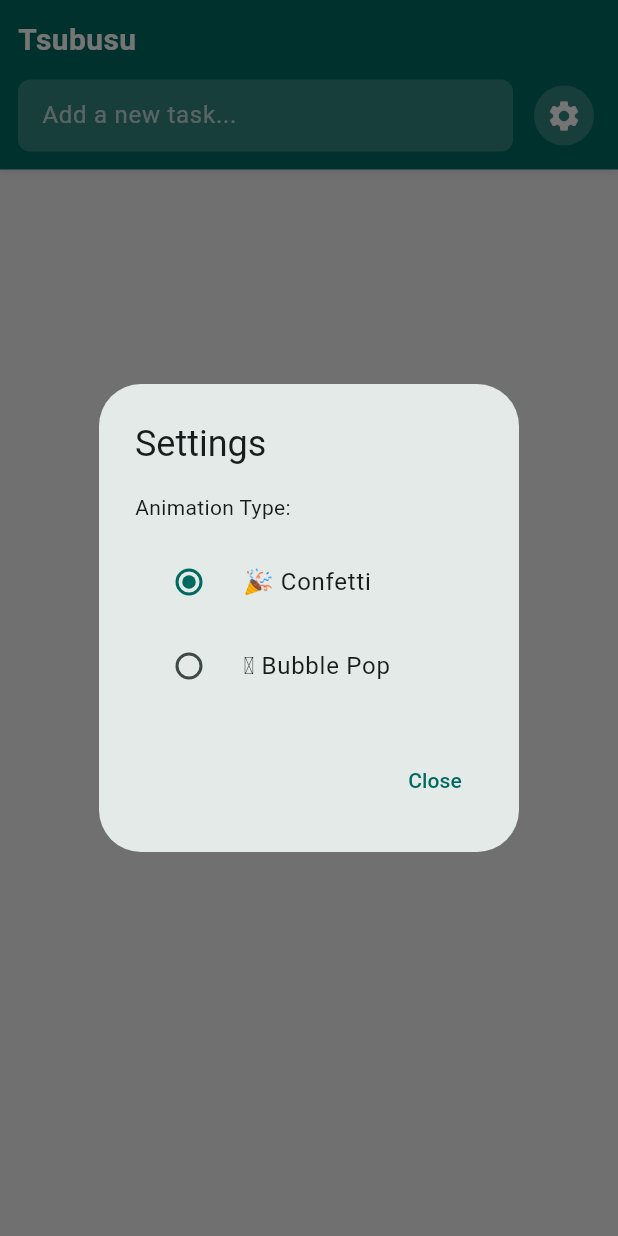
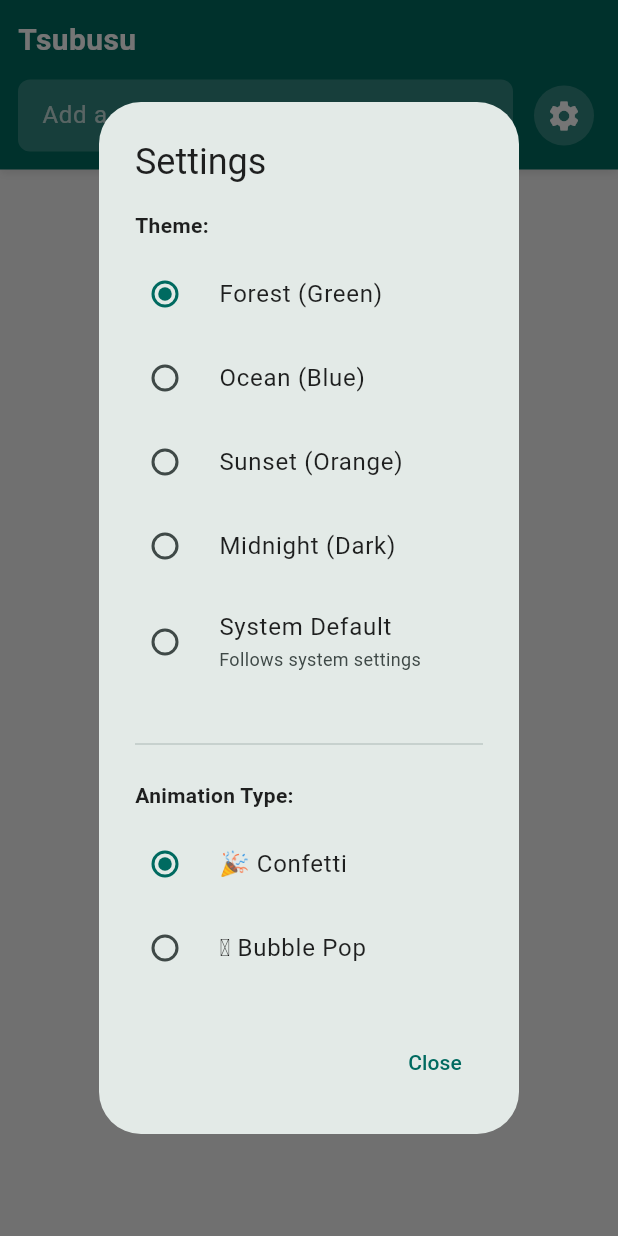
Before and after one commit to ShinyaYoshida-biomet/tsubusu, a Flutter app: the screen it shows after launch, after a tap on the "settings" icon, on a phone screen of 412 x 824 dp. Run offline on Flutter 3.47's test engine with Material 3 defaults, Android fonts, the phone set to English and light mode, and no system bars; our stand-ins replace shared_preferences.

Commit message:
add color theme settings

```diff
--- a/lib/main.dart
+++ b/lib/main.dart
@@ -1,4 +1,6 @@
 import 'package:flutter/material.dart';
+import 'package:provider/provider.dart';
+import 'providers/theme_provider.dart';
 import 'widgets/pages/todo_page.dart';
 
 void main() {
@@ -10,14 +12,18 @@ class TsubusuApp extends StatelessWidget {
 
   @override
   Widget build(BuildContext context) {
-    return MaterialApp(
-      title: 'Tsubusu',
-      theme: ThemeData(
-        colorScheme: ColorScheme.fromSeed(seedColor: Colors.teal),
-        useMaterial3: true,
+    return ChangeNotifierProvider(
+      create: (context) => ThemeProvider(),
+      child: Consumer<ThemeProvider>(
+        builder: (context, themeProvider, child) {
+          return MaterialApp(
+            title: 'Tsubusu',
+            theme: themeProvider.themeData,
+            home: const TodoPage(),
+            debugShowCheckedModeBanner: false,
+          );
+        },
       ),
-      home: const TodoPage(),
-      debugShowCheckedModeBanner: false,
     );
   }
 }
--- /dev/null
+++ b/lib/models/app_theme.dart
@@ -0,0 +1,168 @@
+import 'package:flutter/material.dart';
+
+enum ThemeType {
+  forest,
+  ocean,
+  sunset,
+  midnight,
+  system,
+}
+
+class AppTheme {
+  final String name;
+  final ThemeType type;
+  final Color primaryColor;
+  final Color backgroundColor;
+  final Color cardColor;
+  final Color textColor;
+  final Color completedSectionColor;
+  final Color completedTextColor;
+  final Color borderColor;
+  final Color shadowColor;
+  final Brightness brightness;
+
+  const AppTheme({
+    required this.name,
+    required this.type,
+    required this.primaryColor,
+    required this.backgroundColor,
+    required this.cardColor,
+    required this.textColor,
+    required this.completedSectionColor,
+    required this.completedTextColor,
+    required this.borderColor,
+    required this.shadowColor,
+    required this.brightness,
+  });
+
+  // Forest theme (current green-based UI)
+  static const forest = AppTheme(
+    name: 'Forest',
+    type: ThemeType.forest,
+    primaryColor: Colors.teal,
+    backgroundColor: Color(0xFFF5F5F5),
+    cardColor: Colors.white,
+    textColor: Colors.black87,
+    completedSectionColor: Color(0xFFE8F5E8),
+    completedTextColor: Colors.grey,
+    borderColor: Color(0xFFE0E0E0),
+    shadowColor: Color(0x0C000000),
+    brightness: Brightness.light,
+  );
+
+  // Ocean theme (blue-based)
+  static const ocean = AppTheme(
+    name: 'Ocean',
+    type: ThemeType.ocean,
+    primaryColor: Colors.blue,
+    backgroundColor: Color(0xFFF0F8FF),
+    cardColor: Colors.white,
+    textColor: Colors.black87,
+    completedSectionColor: Color(0xFFE6F3FF),
+    completedTextColor: Colors.grey,
+    borderColor: Color(0xFFB3D9FF),
+    shadowColor: Color(0x0C000000),
+    brightness: Brightness.light,
+  );
+
+  // Sunset theme (orange/red-based)
+  static const sunset = AppTheme(
+    name: 'Sunset',
+    type: ThemeType.sunset,
+    primaryColor: Colors.deepOrange,
+    backgroundColor: Color(0xFFFFF8F0),
+    cardColor: Colors.white,
+    textColor: Colors.black87,
+    completedSectionColor: Color(0xFFFFE6D9),
+    completedTextColor: Colors.grey,
+    borderColor: Color(0xFFFFB380),
+    shadowColor: Color(0x0C000000),
+    brightness: Brightness.light,
+  );
+
+  // Midnight theme (dark theme)
+  static const midnight = AppTheme(
+    name: 'Midnight',
+    type: ThemeType.midnight,
+    primaryColor: Color(0xFF64B5F6),
+    backgroundColor: Color(0xFF121212),
+    cardColor: Color(0xFF1E1E1E),
+    textColor: Colors.white,
+    completedSectionColor: Color(0xFF2D2D2D),
+    completedTextColor: Color(0xFF888888),
+    borderColor: Color(0xFF404040),
+    shadowColor: Color(0x33000000),
+    brightness: Brightness.dark,
+  );
+
+  static const List<AppTheme> predefinedThemes = [
+    forest,
+    ocean,
+    sunset,
+    midnight,
+  ];
+
+  static AppTheme getTheme(ThemeType type) {
+    switch (type) {
+      case ThemeType.forest:
+        return forest;
+      case ThemeType.ocean:
+        return ocean;
+      case ThemeType.sunset:
+        return sunset;
+      case ThemeType.midnight:
+        return midnight;
+      case ThemeType.system:
+        // Return appropriate theme based on system brightness
+        return forest; // Default fallback
+    }
+  }
+
+  ThemeData toThemeData() {
+    return ThemeData(
+      brightness: brightness,
+      primarySwatch: _createMaterialColor(primaryColor),
+      primaryColor: primaryColor,
+      scaffoldBackgroundColor: backgroundColor,
+      cardColor: cardColor,
+      textTheme: TextTheme(
+        bodyLarge: TextStyle(color: textColor),
+        bodyMedium: TextStyle(color: textColor),
+        titleMedium: TextStyle(color: textColor),
+      ),
+      appBarTheme: AppBarTheme(
+        backgroundColor: backgroundColor,
+        foregroundColor: textColor,
+        elevation: 0,
+      ),
+      colorScheme: ColorScheme.fromSeed(
+        seedColor: primaryColor,
+        brightness: brightness,
+        surface: cardColor,
+        onSurface: textColor,
+      ),
+    );
+  }
+
+  MaterialColor _createMaterialColor(Color color) {
+    List strengths = <double>[.05];
+    Map<int, Color> swatch = {};
+    final int r = (color.r * 255).round(),
+              g = (color.g * 255).round(),
+              b = (color.b * 255).round();
+
+    for (int i = 1; i < 10; i++) {
+      strengths.add(0.1 * i);
+    }
+    for (var strength in strengths) {
+      final double ds = 0.5 - strength;
+      swatch[(strength * 1000).round()] = Color.fromRGBO(
+        r + ((ds < 0 ? r : (255 - r)) * ds).round(),
+        g + ((ds < 0 ? g : (255 - g)) * ds).round(),
+        b + ((ds < 0 ? b : (255 - b)) * ds).round(),
+        1,
+      );
+    }
+    return MaterialColor(color.toARGB32(), swatch);
+  }
+}
--- /dev/null
+++ b/lib/providers/theme_provider.dart
@@ -0,0 +1,90 @@
+import 'package:flutter/material.dart';
+import 'package:shared_preferences/shared_preferences.dart';
+import '../models/app_theme.dart';
+
+class ThemeProvider extends ChangeNotifier {
+  static const String _themeKey = 'selected_theme';
+
+  AppTheme _currentTheme = AppTheme.forest; // Default to Forest theme
+  bool _isSystemTheme = false;
+
+  AppTheme get currentTheme => _currentTheme;
+  bool get isSystemTheme => _isSystemTheme;
+
+  ThemeProvider() {
+    _loadTheme();
+  }
+
+  Future<void> _loadTheme() async {
+    try {
+      final prefs = await SharedPreferences.getInstance();
+      final themeTypeString = prefs.getString(_themeKey);
+
+      if (themeTypeString != null) {
+        final themeType = ThemeType.values.firstWhere(
+          (e) => e.toString() == themeTypeString,
+          orElse: () => ThemeType.forest,
+        );
+
+        if (themeType == ThemeType.system) {
+          _isSystemTheme = true;
+          _updateSystemTheme();
+        } else {
+          _currentTheme = AppTheme.getTheme(themeType);
+          _isSystemTheme = false;
+        }
+      }
+    } catch (e) {
+      // If loading fails, use default Forest theme
+      _currentTheme = AppTheme.forest;
+      _isSystemTheme = false;
+    }
+    notifyListeners();
+  }
+
+  Future<void> setTheme(ThemeType themeType) async {
+    try {
+      final prefs = await SharedPreferences.getInstance();
+      await prefs.setString(_themeKey, themeType.toString());
+
+      if (themeType == ThemeType.system) {
+        _isSystemTheme = true;
+        _updateSystemTheme();
+      } else {
+        _currentTheme = AppTheme.getTheme(themeType);
+        _isSystemTheme = false;
+      }
+
+      notifyListeners();
+    } catch (e) {
+      // Handle error gracefully
+      debugPrint('Failed to save theme: $e');
+    }
+  }
+
+  void _updateSystemTheme() {
+    final brightness = WidgetsBinding.instance.platformDispatcher.platformBrightness;
+    _currentTheme = brightness == Brightness.dark
+        ? AppTheme.midnight
+        : AppTheme.forest;
+  }
+
+  void updateSystemTheme() {
+    if (_isSystemTheme) {
+      _updateSystemTheme();
+      notifyListeners();
+    }
+  }
+
+  ThemeData get themeData => _currentTheme.toThemeData();
+
+  // Helper method to get theme-aware colors for widgets
+  Color get primaryColor => _currentTheme.primaryColor;
+  Color get backgroundColor => _currentTheme.backgroundColor;
+  Color get cardColor => _currentTheme.cardColor;
+  Color get textColor => _currentTheme.textColor;
+  Color get completedSectionColor => _currentTheme.completedSectionColor;
+  Color get completedTextColor => _currentTheme.completedTextColor;
+  Color get borderColor => _currentTheme.borderColor;
+  Color get shadowColor => _currentTheme.shadowColor;
+}
--- a/lib/widgets/molecules/settings_dialog.dart
+++ b/lib/widgets/molecules/settings_dialog.dart
@@ -1,5 +1,8 @@
 import 'package:flutter/material.dart';
+import 'package:provider/provider.dart';
 import '../../models/animation_type.dart';
+import '../../models/app_theme.dart';
+import '../../providers/theme_provider.dart';
 import '../../services/preferences_service.dart';
 import '../atoms/custom_text.dart';
 
@@ -18,21 +21,36 @@ class SettingsDialog extends StatefulWidget {
 }
 
 class _SettingsDialogState extends State<SettingsDialog> {
-  late AnimationType _selectedType;
+  late AnimationType _selectedAnimationType;
+  late ThemeType _selectedThemeType;
 
   @override
   void initState() {
     super.initState();
-    _selectedType = widget.currentAnimationType;
+    _selectedAnimationType = widget.currentAnimationType;
+    final themeProvider = Provider.of<ThemeProvider>(context, listen: false);
+    _selectedThemeType = themeProvider.isSystemTheme
+        ? ThemeType.system
+        : themeProvider.currentTheme.type;
   }
 
   void _handleAnimationTypeChange(AnimationType? type) async {
     if (type != null) {
       await PreferencesService.setAnimationType(type);
       setState(() {
-        _selectedType = type;
+        _selectedAnimationType = type;
       });
       widget.onAnimationTypeChanged(type);
+    }
+  }
+
+  void _handleThemeChange(ThemeType? themeType) async {
+    if (themeType != null) {
+      final themeProvider = Provider.of<ThemeProvider>(context, listen: false);
+      await themeProvider.setTheme(themeType);
+      setState(() {
+        _selectedThemeType = themeType;
+      });
     }
   }
 
@@ -40,19 +58,41 @@ class _SettingsDialogState extends State<SettingsDialog> {
   Widget build(BuildContext context) {
     return AlertDialog(
       title: const CustomText('Settings'),
-      content: Column(
+      content: SingleChildScrollView(
+        child: Column(
           mainAxisSize: MainAxisSize.min,
           crossAxisAlignment: CrossAxisAlignment.start,
           children: [
-          const CustomText('Animation Type:'),
-          const SizedBox(height: 12),
+            // Theme Selection Section
+            const CustomText('Theme:', style: TextStyle(fontWeight: FontWeight.bold)),
+            const SizedBox(height: 8),
+            ...ThemeType.values.map((type) => RadioListTile<ThemeType>(
+                  title: CustomText(_getThemeDisplayName(type)),
+                  subtitle: type == ThemeType.system
+                      ? const CustomText('Follows system settings', style: TextStyle(fontSize: 12))
+                      : null,
+                  value: type,
+                  groupValue: _selectedThemeType,
+                  onChanged: _handleThemeChange,
+                  contentPadding: const EdgeInsets.symmetric(horizontal: 0),
+                )),
+
+            const SizedBox(height: 24),
+            const Divider(),
+            const SizedBox(height: 16),
+
+            // Animation Type Selection Section
+            const CustomText('Animation Type:', style: TextStyle(fontWeight: FontWeight.bold)),
+            const SizedBox(height: 8),
             ...AnimationType.values.map((type) => RadioListTile<AnimationType>(
                   title: CustomText(type.displayName),
                   value: type,
-                groupValue: _selectedType,
+                  groupValue: _selectedAnimationType,
                   onChanged: _handleAnimationTypeChange,
+                  contentPadding: const EdgeInsets.symmetric(horizontal: 0),
                 )),
           ],
+        ),
       ),
       actions: [
         TextButton(
@@ -62,4 +102,19 @@ class _SettingsDialogState extends State<SettingsDialog> {
       ],
     );
   }
+
+  String _getThemeDisplayName(ThemeType type) {
+    switch (type) {
+      case ThemeType.forest:
+        return 'Forest (Green)';
+      case ThemeType.ocean:
+        return 'Ocean (Blue)';
+      case ThemeType.sunset:
+        return 'Sunset (Orange)';
+      case ThemeType.midnight:
+        return 'Midnight (Dark)';
+      case ThemeType.system:
+        return 'System Default';
     }
+  }
+}
--- a/lib/widgets/molecules/todo_item.dart
+++ b/lib/widgets/molecules/todo_item.dart
@@ -1,5 +1,7 @@
 import 'package:flutter/material.dart';
+import 'package:provider/provider.dart';
 import '../../models/todo.dart';
+import '../../providers/theme_provider.dart';
 import '../atoms/custom_button.dart';
 import '../atoms/custom_text.dart';
 import '../atoms/animated_checkbox.dart';
@@ -20,14 +22,16 @@ class TodoItem extends StatelessWidget {
 
   @override
   Widget build(BuildContext context) {
+    final themeProvider = Provider.of<ThemeProvider>(context);
+
     return Container(
       margin: const EdgeInsets.only(bottom: 8),
       decoration: BoxDecoration(
-        color: Colors.white,
+        color: themeProvider.cardColor,
         borderRadius: BorderRadius.circular(8),
         boxShadow: [
           BoxShadow(
-            color: Colors.black.withValues(alpha: 0.05),
+            color: themeProvider.shadowColor,
             blurRadius: 2,
             offset: const Offset(0, 1),
           ),
@@ -37,13 +41,13 @@ class TodoItem extends StatelessWidget {
         leading: AnimatedCheckbox(
           value: todo.isCompleted,
           onChanged: (_) => onToggle(),
-          activeColor: Theme.of(context).colorScheme.primary,
+          activeColor: themeProvider.primaryColor,
         ),
         title: CustomText(
           todo.text,
           style: TextStyle(
             decoration: todo.isCompleted ? TextDecoration.lineThrough : null,
-            color: todo.isCompleted ? Colors.grey : null,
+            color: todo.isCompleted ? themeProvider.completedTextColor : themeProvider.textColor,
           ),
         ),
         trailing: Row(
@@ -52,7 +56,7 @@ class TodoItem extends StatelessWidget {
             IconButtonAtom(
               icon: Icons.delete_outline,
               onPressed: onDelete,
-              iconColor: Colors.grey,
+              iconColor: themeProvider.completedTextColor,
               size: 20,
             ),
             // Hamburger menu for drag and drop (only for open tasks)
@@ -62,7 +66,7 @@ class TodoItem extends StatelessWidget {
                 index: reorderIndex!,
                 child: Icon(
                   Icons.drag_handle,
-                  color: Colors.grey[400],
+                  color: themeProvider.completedTextColor,
                   size: 20,
                 ),
               ),
--- a/lib/widgets/organisms/todo_list.dart
+++ b/lib/widgets/organisms/todo_list.dart
@@ -1,5 +1,7 @@
 import 'package:flutter/material.dart';
+import 'package:provider/provider.dart';
 import '../../models/todo.dart';
+import '../../providers/theme_provider.dart';
 import '../molecules/todo_item.dart';
 
 class TodoList extends StatelessWidget {
@@ -18,6 +20,7 @@ class TodoList extends StatelessWidget {
 
   @override
   Widget build(BuildContext context) {
+    final themeProvider = Provider.of<ThemeProvider>(context);
     final openTasks = todos.where((todo) => !todo.isCompleted).toList();
     final completedTasks = todos.where((todo) => todo.isCompleted).toList();
 
@@ -73,9 +76,9 @@ class TodoList extends StatelessWidget {
           if (completedTasks.isNotEmpty)
             Container(
               decoration: BoxDecoration(
-                color: Colors.grey[200],
+                color: themeProvider.completedSectionColor,
                 border: Border(
-                  top: BorderSide(color: Colors.grey[300]!, width: 1),
+                  top: BorderSide(color: themeProvider.borderColor, width: 1),
                 ),
               ),
               child: Column(
@@ -85,7 +88,7 @@ class TodoList extends StatelessWidget {
                     child: Text(
                       'Completed (${completedTasks.length})',
                       style: TextStyle(
-                        color: Colors.grey[600],
+                        color: themeProvider.completedTextColor,
                         fontSize: 12,
                         fontWeight: FontWeight.w500,
                       ),
--- a/pubspec.yaml
+++ b/pubspec.yaml
@@ -35,6 +35,7 @@ dependencies:
   # Use with the CupertinoIcons class for iOS style icons.
   cupertino_icons: ^1.0.8
   shared_preferences: ^2.2.2
+  provider: ^6.1.2
 
 dev_dependencies:
   flutter_test:
```
Also changed, not shown: pubspec.lock. Lines whose indentation alone changed are shown as unchanged.
